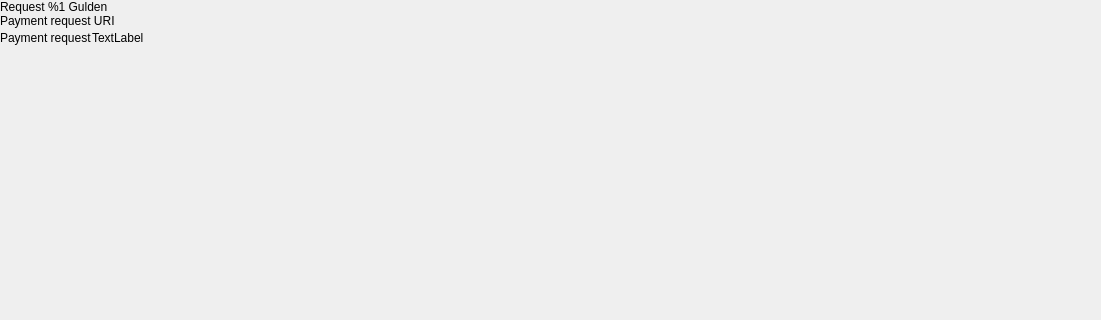
Qt form src/qt/_Gulden/forms/receivecoinsdialog.ui (frozenflux3/munt-official) before a commit; both pictures show x 0 to 1101 and y 0 to 320 of the 1101 by 503 pixel window.
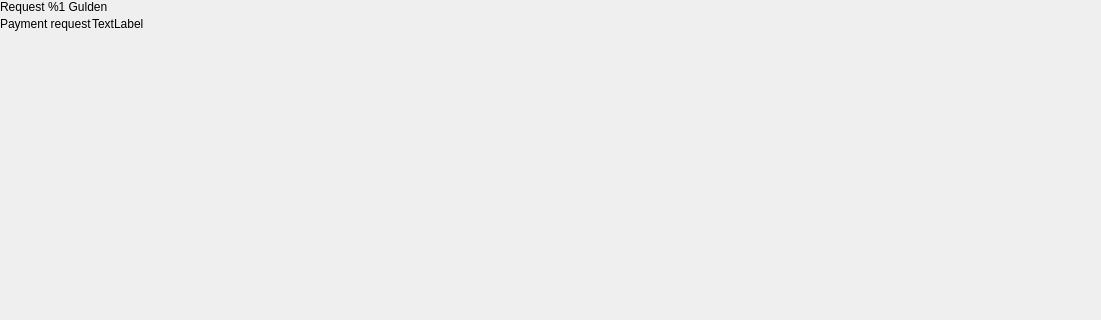
The same form after that commit. Custom widgets are drawn as their Qt base class.

Commit message: UI: Clean up payment request dialog some more.

```diff
--- a/src/qt/_Gulden/forms/receivecoinsdialog.ui
+++ b/src/qt/_Gulden/forms/receivecoinsdialog.ui
@@ -303,16 +303,6 @@
              </property>
             </widget>
            </item>
-           <item>
-            <widget class="QLabel" name="labelPaymentRequestHeading2">
-             <property name="text">
-              <string>Payment request URI</string>
-             </property>
-             <property name="indent">
-              <number>0</number>
-             </property>
-            </widget>
-           </item>
            <item>
             <layout class="QHBoxLayout" name="horizontalLayout_9">
              <property name="spacing">
```
The commit also changes 1 other file.
